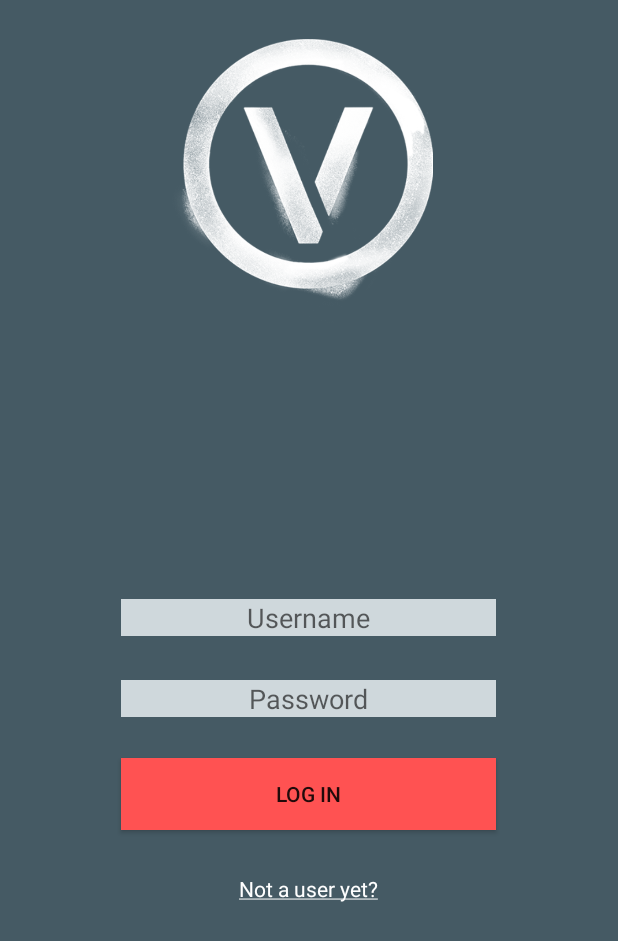
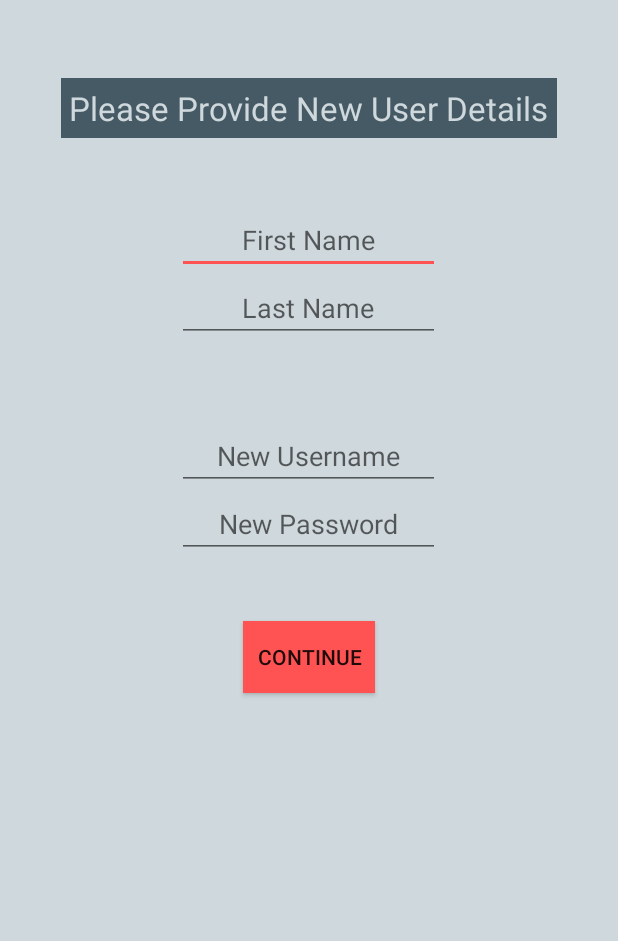
Before and after one commit to benviss/epic-android-fitnessapp, an Android app: the screen it shows after launch (LogInActivity before the commit, SignUpActivity after it), after a tap on "Not a user yet?", on a phone screen of 412 x 824 dp. Shown: the top 941 px of the screen. Run offline under Robolectric (Android 15) with nearby library versions, the phone set to English and light mode, and no system bars; our stand-ins replace ButterKnife.

Commit message:
sign-up user form submit

```diff
--- a/app/build.gradle
+++ b/app/build.gradle
@@ -23,4 +23,5 @@ dependencies {
     compile fileTree(dir: 'libs', include: ['*.jar'])
     testCompile 'junit:junit:4.12'
     compile 'com.android.support:appcompat-v7:24.2.1'
+    compile 'com.jakewharton:butterknife:7.0.1'
 }
--- a/app/src/main/java/com/fitapp/vizo/fitnessapp/LogInActivity.java
+++ b/app/src/main/java/com/fitapp/vizo/fitnessapp/LogInActivity.java
@@ -1,13 +1,34 @@
 package com.fitapp.vizo.fitnessapp;
 
+import android.content.Intent;
 import android.support.v7.app.AppCompatActivity;
 import android.os.Bundle;
+import android.view.View;
+import android.widget.EditText;
+import android.widget.TextView;
+import android.widget.Toast;
+
+import butterknife.Bind;
+import butterknife.ButterKnife;
 
 public class LogInActivity extends AppCompatActivity {
+
 
     @Override
     protected void onCreate(Bundle savedInstanceState) {
         super.onCreate(savedInstanceState);
         setContentView(R.layout.activity_log_in);
+
+        ButterKnife.bind(this);
+
+    }
+
+    public void onClickUserSignUp(View v) {
+        Intent signUpIntent = new Intent(LogInActivity.this, SignUpActivity.class);
+        startActivity(signUpIntent);
+    }
+
+    public void onClickUserLogin(View v) {
+
     }
 }
--- a/app/src/main/java/com/fitapp/vizo/fitnessapp/SignUpActivity.java
+++ b/app/src/main/java/com/fitapp/vizo/fitnessapp/SignUpActivity.java
@@ -2,12 +2,43 @@ package com.fitapp.vizo.fitnessapp;
 
 import android.support.v7.app.AppCompatActivity;
 import android.os.Bundle;
+import android.util.Log;
+import android.view.View;
+import android.widget.EditText;
+import android.widget.TextView;
+import android.widget.Toast;
+
+import butterknife.Bind;
+import butterknife.ButterKnife;
 
 public class SignUpActivity extends AppCompatActivity {
+    @Bind(R.id.newUserFirstName) EditText newUserFirstNameField;
+    @Bind(R.id.newUserLastName) EditText newUserLastNameField;
+    @Bind(R.id.newUserUsername) EditText newUserUsernameField;
+    @Bind(R.id.newUserPassword) EditText newUserPasswordField;
+
+
+
 
     @Override
     protected void onCreate(Bundle savedInstanceState) {
         super.onCreate(savedInstanceState);
         setContentView(R.layout.activity_sign_up);
+
+        ButterKnife.bind(this);
     }
+
+    public void onClickSubmitUserContact(View v) {
+        String newUserFirstNameInput = newUserFirstNameField.getText().toString();
+        String newUserLastNameInput = newUserLastNameField.getText().toString();
+        String newUserUsernameInput = newUserUsernameField.getText().toString();
+        String newUserPasswordInput = newUserPasswordField.getText().toString();
+        Log.d("test",newUserFirstNameInput);
+        Log.d("test",newUserLastNameInput);
+        Log.d("test",newUserUsernameInput);
+        Log.d("test",newUserPasswordInput);
+        Toast.makeText(SignUpActivity.this, "Hmmmm", Toast.LENGTH_SHORT).show();
+    }
+
+
 }
--- a/app/src/main/res/layout/activity_log_in.xml
+++ b/app/src/main/res/layout/activity_log_in.xml
@@ -52,7 +52,7 @@
         android:layout_height="wrap_content"
         android:textAppearance="?android:attr/textAppearanceSmall"
         android:text="@string/signUp"
-        android:id="@+id/textView"
+        android:id="@+id/onClickUserSignUpText"
         android:layout_below="@+id/logInButton"
         android:layout_centerHorizontal="true"
         android:layout_marginTop="29dp"
@@ -61,23 +61,13 @@
         android:clickable="true" />
 
     <ImageView
-        android:layout_width="200dp"
-        android:layout_height="200dp"
+        android:layout_width="225dp"
+        android:layout_height="225dp"
         android:id="@+id/imageView"
-        android:src="@drawable/Vlogo"
+        android:src="@drawable/vlogo"
         android:paddingTop="10dp"
         android:paddingRight="10dp"
         android:layout_alignParentTop="true"
         android:layout_centerHorizontal="true" />
 
-    <Space
-        android:layout_width="20px"
-        android:layout_height="20px"
-        android:layout_alignBottom="@+id/imageView"
-        android:layout_alignParentLeft="true"
-        android:layout_alignParentStart="true"
-        android:layout_marginLeft="107dp"
-        android:layout_marginStart="107dp"
-        android:layout_marginBottom="65dp" />
-
 </RelativeLayout>
--- a/app/src/main/res/layout/activity_sign_up.xml
+++ b/app/src/main/res/layout/activity_sign_up.xml
@@ -12,51 +12,84 @@
 <ViewFlipper
     android:layout_width="match_parent"
     android:layout_height="match_parent">
+
     <RelativeLayout
         android:layout_width="match_parent"
-        android:layout_height="match_parent">
+        android:layout_height="match_parent"
+        android:clickable="true">
         <EditText
             android:layout_width="wrap_content"
             android:layout_height="wrap_content"
-            android:id="@+id/editText3"
-            android:layout_marginTop="75dp"
+            android:id="@+id/newUserFirstName"
+            android:layout_marginTop="121dp"
             android:hint="First Name"
+            android:inputType="text"
+            android:text=""
             android:layout_alignParentTop="true"
-            android:layout_centerHorizontal="true" />
+            android:layout_centerHorizontal="true"
+            android:minWidth="175dp"
+            android:textAlignment="center" />
         <EditText
             android:layout_width="wrap_content"
             android:layout_height="wrap_content"
-            android:id="@+id/editText4"
+            android:id="@+id/newUserLastName"
             android:hint="Last Name"
-            android:layout_below="@+id/editText3"
-            android:layout_alignLeft="@+id/editText3"
-            android:layout_alignStart="@+id/editText3" />
+            android:inputType="text"
+            android:text=""
+            android:layout_below="@+id/newUserFirstName"
+            android:layout_alignLeft="@+id/newUserFirstName"
+            android:layout_alignStart="@+id/newUserFirstName"
+            android:minWidth="175dp"
+            android:textAlignment="center" />
         <EditText
             android:layout_width="wrap_content"
             android:layout_height="wrap_content"
-            android:id="@+id/editText5"
+            android:id="@+id/newUserUsername"
             android:hint="New Username"
-            android:layout_below="@+id/editText4"
+            android:inputType="text"
+            android:text=""
+            android:layout_below="@+id/newUserLastName"
             android:layout_centerHorizontal="true"
-            android:layout_marginTop="53dp" />
+            android:layout_marginTop="53dp"
+            android:minWidth="175dp"
+            android:textAlignment="center" />
         <EditText
             android:layout_width="wrap_content"
             android:layout_height="wrap_content"
-            android:id="@+id/editText6"
+            android:id="@+id/newUserPassword"
             android:hint="New Password"
-            android:layout_below="@+id/editText5"
-            android:layout_alignRight="@+id/editText5"
-            android:layout_alignEnd="@+id/editText5" />
+            android:inputType="textPassword"
+            android:text=""
+            android:layout_below="@+id/newUserUsername"
+            android:layout_alignRight="@+id/newUserUsername"
+            android:layout_alignEnd="@+id/newUserUsername"
+            android:minWidth="175dp"
+            android:textAlignment="center" />
         <Button
             android:layout_width="wrap_content"
             android:layout_height="wrap_content"
             android:text="Continue"
-            android:id="@+id/button"
+            android:id="@+id/SubmitUserContactButton"
             android:layout_marginTop="42dp"
-            android:layout_below="@+id/editText6"
+            android:layout_below="@+id/newUserPassword"
             android:layout_centerHorizontal="true"
-            android:background="@color/colorAccent" />
+            android:background="@color/colorAccent"
+            android:onClick="onClickSubmitUserContact" />
+
+        <TextView
+            android:layout_width="wrap_content"
+            android:layout_height="wrap_content"
+            android:textAppearance="?android:attr/textAppearanceLarge"
+            android:text="Please Provide New User Details"
+            android:id="@+id/textView"
+            android:layout_alignParentTop="true"
+            android:layout_centerHorizontal="true"
+            android:layout_marginTop="36dp"
+            android:background="@color/colorPrimaryDark"
+            android:padding="5dp"
+            android:textColor="@color/colorPrimaryLight" />
     </RelativeLayout>
+
     <RelativeLayout
         android:layout_width="match_parent"
         android:layout_height="match_parent">
```
Also changed, not shown: app/src/main/AndroidManifest.xml (+5 -2 lines).
